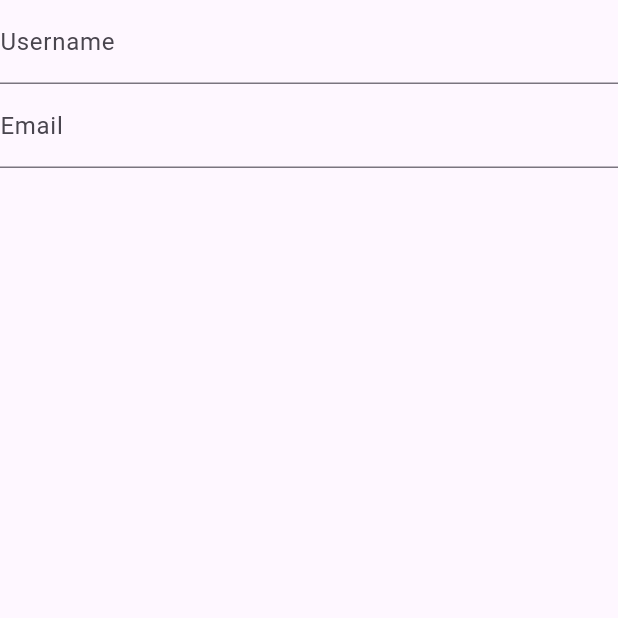
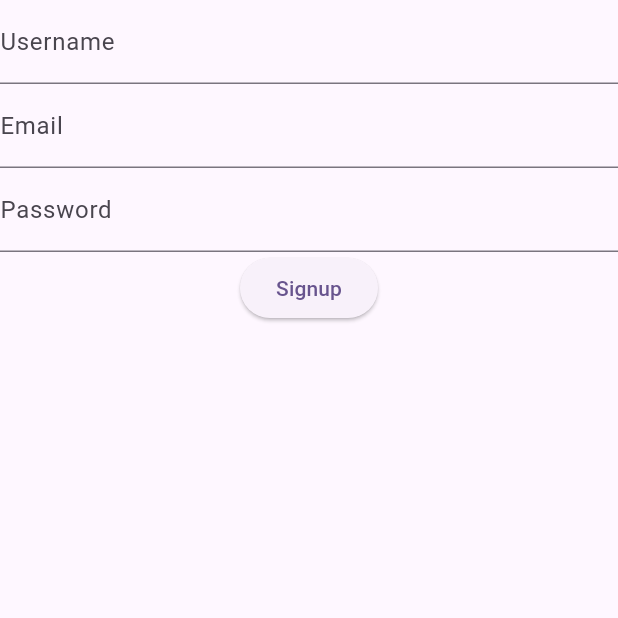
Before and after one commit to Buteya/carmate, a Flutter app: the screen it shows after launch, on a phone screen of 412 x 824 dp, the top half of it. Run offline on Flutter 3.47's test engine with Material 3 defaults, Android fonts, the light colour scheme and no system bars.

Commit message:
signupscreen design upgrade

```diff
--- a/lib/components/forminput.dart
+++ b/lib/components/forminput.dart
@@ -3,6 +3,7 @@ import 'package:flutter/material.dart';
 class FormInput extends StatelessWidget {
   const FormInput({
     super.key,
+    required this.obscureText,
     required this.labelText,
     required this.hintText,
     required this.validationFunction,
@@ -13,10 +14,12 @@ class FormInput extends StatelessWidget {
   final String? labelText;
   final String? hintText;
   final Function validationFunction;
+  final bool obscureText;
 
   @override
   Widget build(BuildContext context) {
     return TextFormField(
+      obscureText: obscureText,
       controller: _usernameController,
       decoration:  InputDecoration(
         labelText: labelText,
--- a/lib/screens/auth/signupscreen.dart
+++ b/lib/screens/auth/signupscreen.dart
@@ -13,6 +13,7 @@ class _SignupScreenState extends State<SignupScreen> {
   final GlobalKey<FormState> _formKey = GlobalKey<FormState>();
   final TextEditingController _usernameController = TextEditingController();
   final TextEditingController _emailController = TextEditingController();
+  final TextEditingController _passwordController = TextEditingController();
 
   @override
   Widget build(BuildContext context) {
@@ -25,23 +26,48 @@ class _SignupScreenState extends State<SignupScreen> {
               inputController: _usernameController,
               labelText: 'Username',
               hintText: 'Enter your username',
-              validationFunction: (value){
-                if (value == null || value.isEmpty)
-                {
-                return 'Please enter some text';
+              validationFunction: (value) {
+                if (value == null || value.isEmpty) {
+                  return 'Please enter some text';
                 }
-                },
+              },
+              obscureText: false,
             ),
             FormInput(
               inputController: _emailController,
               labelText: 'Email',
               hintText: 'Enter your email',
-              validationFunction: (value){
-                if (value == null || value.isEmpty)
-                {
-                  return 'Please enter some text';
+              validationFunction: (value) {
+                if (value == null || value.isEmpty) {
+                  return "please enter your email";
+                } else if (!value.contains("@")) {
+                  return "please enter a valid email";
                 }
               },
+              obscureText: false,
+            ),
+            FormInput(
+              obscureText: false,
+              labelText: 'Password',
+              hintText: 'Enter your password',
+              validationFunction: (value) {
+                if (value == null || value.isEmpty) {
+                  return "please enter your password";
+                } else if (value.length < 8) {
+                  return "password must be at least 8 characters long";
+                }
+              },
+              inputController: _passwordController,
+            ),
+            ElevatedButton(
+              onPressed: () {
+                // Validate will return true if the form is valid, or false if
+                // the form is invalid.
+                if (_formKey.currentState!.validate()) {
+                  // Process data.
+                }
+              },
+              child: const Text('Signup'),
             ),
           ],
         ),
```
